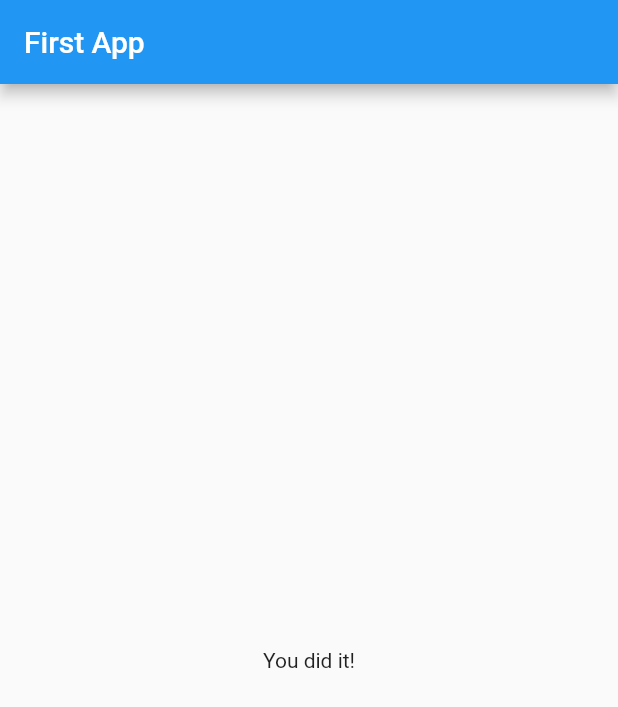
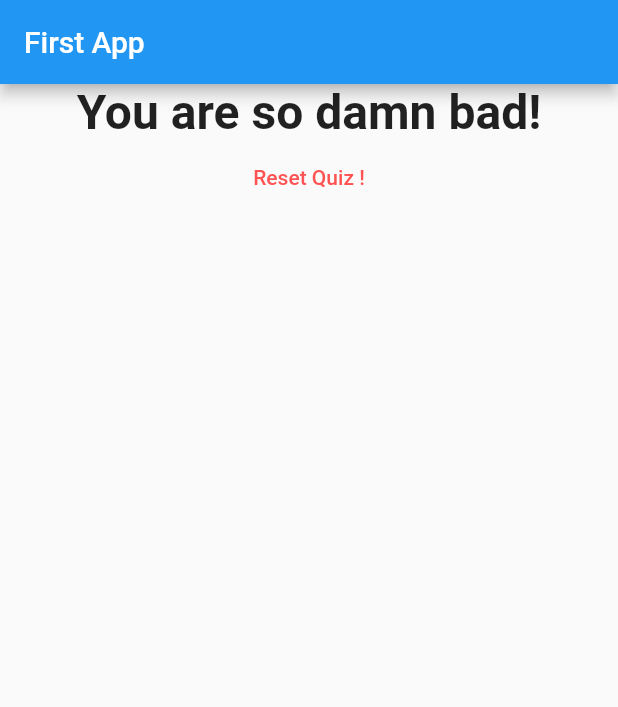
Before and after one commit to abayo-luc/flutter_app_1, a Flutter app: the screen it shows after launch, after a tap on "Black", after a tap on "Snake", after a tap on "Manzi", on a phone screen of 412 x 824 dp. Shown: the top 707 px of the screen. Run offline on Flutter 3.47's test engine with Material 2 defaults, Android fonts, the phone set to English and light mode, and no system bars.

Commit message:
:sparkles: calculation and reset

```diff
--- a/lib/main.dart
+++ b/lib/main.dart
@@ -15,24 +15,48 @@ class _MyAppState extends State<MyApp> {
   final _questions = const [
     {
       'question': 'What\'s your favorite color?',
-      'answers': ['Black', 'Red', 'Green', 'White']
+      'answers': [
+        {'text': 'Black', 'score': 10},
+        {'text': 'Red', 'score': 8},
+        {'text': 'Green', 'score': 3},
+        {'text': 'White', 'score': 1}
+      ]
     },
     {
       'question': 'What\'s your favorite animal?',
-      'answers': ['Rabbit', 'Snake', 'Elephant', 'Lion']
+      'answers': [
+        {'text': 'Rabbit', 'score': 1},
+        {'text': 'Snake', 'score': 10},
+        {'text': 'Elephant', 'score': 3},
+        {'text': 'Lion', 'score': 8}
+      ]
     },
     {
       'question': 'What\'s your favorite instructor?',
-      'answers': ['Musigwa', 'Caleb', 'Manzi', 'Luc']
+      'answers': [
+        {'text': 'Musigwa', 'score': 2},
+        {'text': 'Caleb', 'score': 5},
+        {'text': 'Manzi', 'score': 4},
+        {'text': 'Luc', 'score': 1}
+      ]
     }
   ];
   var _questionIndex = 0;
-  void _handleAnswer() {
+  var _totalScroe = 0;
+  void _handleAnswer(int score) {
+    _totalScroe += score;
     if (_questionIndex < _questions.length) {
       setState(() {
         _questionIndex = _questionIndex + 1;
       });
     }
+  }
+
+  void _resetQuiz() {
+    _totalScroe = 0;
+    setState(() {
+      _questionIndex = 0;
+    });
   }
 
   @override
@@ -45,7 +69,7 @@ class _MyAppState extends State<MyApp> {
                   questions: _questions,
                   questionIndex: _questionIndex,
                   handleAnswer: _handleAnswer)
-              : Results()),
+              : Results(_totalScroe, _resetQuiz)),
     );
   }
 }
--- a/lib/widgets/quiz.dart
+++ b/lib/widgets/quiz.dart
@@ -16,8 +16,9 @@ class Quiz extends StatelessWidget {
     return Column(
       children: [
         Question(questions[questionIndex]['question']),
-        ...(questions[questionIndex]['answers'] as List<String>).map((answer) {
-          return Answer(handleAnswer, answer);
+        ...(questions[questionIndex]['answers'] as List<Map<String, Object>>)
+            .map((answer) {
+          return Answer(() => handleAnswer(answer['score']), answer['text']);
         }).toList(),
       ],
     );
--- a/lib/widgets/results.dart
+++ b/lib/widgets/results.dart
@@ -1,10 +1,46 @@
 import 'package:flutter/material.dart';
 
 class Results extends StatelessWidget {
+  final int score;
+  final Function resetHandler;
+  Results(this.score, this.resetHandler);
+  String get resultsPhase {
+    String resultsText;
+    if (score <= 8) {
+      resultsText = 'You are awosame and innocent!';
+    } else if (score <= 12) {
+      resultsText = 'You are likeable!';
+    } else if (score <= 16) {
+      resultsText = 'You are strange';
+    } else {
+      resultsText = 'You are so damn bad!';
+    }
+    return resultsText;
+  }
+
   @override
   Widget build(BuildContext context) {
-    return Center(
-      child: Text('You did it!'),
+    return Container(
+      margin: EdgeInsets.only(left: 15, right: 15),
+      child: Column(
+        children: <Widget>[
+          Center(
+            child: Text(
+              resultsPhase,
+              style: TextStyle(
+                fontSize: 32,
+                fontWeight: FontWeight.bold,
+              ),
+              textAlign: TextAlign.center,
+            ),
+          ),
+          FlatButton(
+            child: Text('Reset Quiz !'),
+            textColor: Colors.redAccent,
+            onPressed: resetHandler,
+          )
+        ],
+      ),
     );
   }
 }
```
